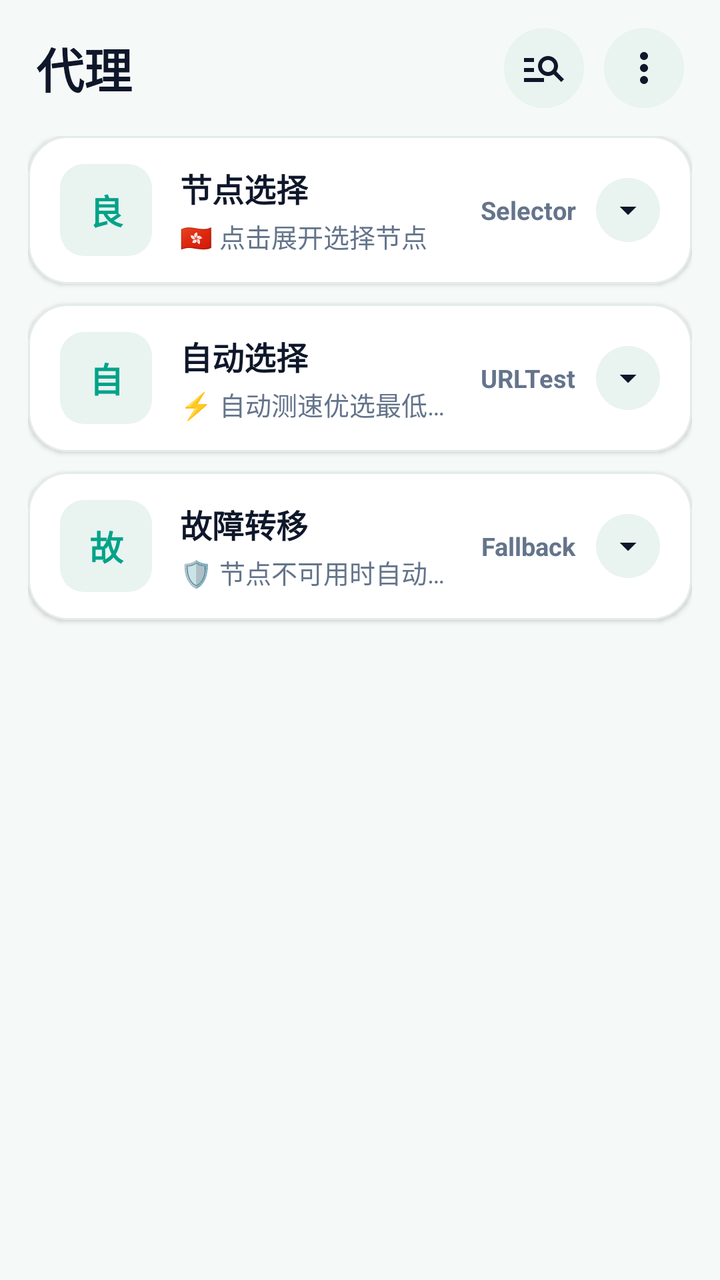
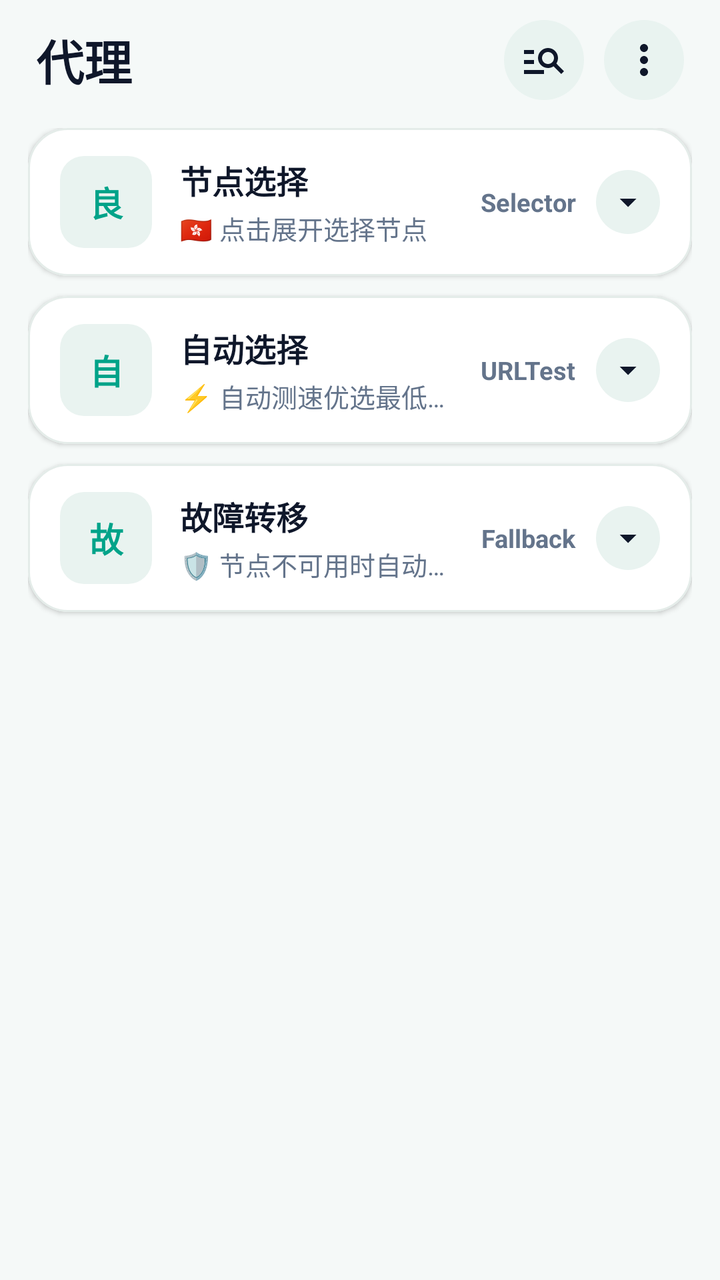

Screens rendered from an Android XML layout before and after an edit, with the pre-edit source and the edit as a unified diff.
<!-- AndroidManifest.xml: application theme Theme.Start -->
<!-- res/layout/layout_group_list.xml -->
<?xml version="1.0" encoding="utf-8"?>
<LinearLayout xmlns:android="http://schemas.android.com/apk/res/android"
    xmlns:app="http://schemas.android.com/apk/res-auto"
    xmlns:tools="http://schemas.android.com/tools"
    android:layout_width="match_parent"
    android:layout_height="match_parent"
    android:background="@color/fl_bg_light"
    android:orientation="vertical"
    tools:context=".ui.ConfigurationFragment">

    
    <androidx.appcompat.widget.Toolbar
        android:id="@+id/toolbar"
        android:layout_width="match_parent"
        android:layout_height="0dp"
        android:visibility="gone" />

    
    <LinearLayout
        android:id="@+id/header_proxies"
        android:layout_width="match_parent"
        android:layout_height="wrap_content"
        android:gravity="center_vertical"
        android:orientation="horizontal"
        android:paddingHorizontal="18dp"
        android:paddingTop="14dp"
        android:paddingBottom="10dp">

        <ImageButton
            android:id="@+id/btn_proxy_close"
            android:layout_width="40dp"
            android:layout_height="40dp"
            android:layout_marginEnd="10dp"
            android:background="@drawable/bg_fl_tonal_circle"
            android:contentDescription="关闭"
            android:padding="9dp"
            android:scaleType="centerInside"
            android:visibility="gone"
            app:srcCompat="@drawable/ic_navigation_close"
            app:tint="@color/fl_text_primary" />

        <TextView
            android:id="@+id/tv_proxy_header_title"
            android:layout_width="0dp"
            android:layout_height="wrap_content"
            android:layout_weight="1"
            android:text="代理"
            android:textColor="@color/fl_text_primary"
            android:textSize="24sp"
            android:textStyle="bold" />

        <ImageButton
            android:id="@+id/btn_proxy_search"
            android:layout_width="40dp"
            android:layout_height="40dp"
            android:layout_marginEnd="10dp"
            android:background="@drawable/bg_fl_tonal_circle"
            android:contentDescription="搜索"
            android:padding="8dp"
            android:scaleType="centerInside"
            app:srcCompat="@drawable/ic_baseline_manage_search_24"
            app:tint="@color/fl_text_primary" />

        <ImageButton
            android:id="@+id/btn_proxy_more"
            android:layout_width="40dp"
            android:layout_height="40dp"
            android:background="@drawable/bg_fl_tonal_circle"
            android:contentDescription="更多"
            android:padding="8dp"
            android:scaleType="centerInside"
            app:srcCompat="@drawable/ic_baseline_more_vert_24"
            app:tint="@color/fl_text_primary" />

    </LinearLayout>

    
    <com.google.android.material.card.MaterialCardView
        android:id="@+id/card_proxy_search"
        android:layout_width="match_parent"
        android:layout_height="wrap_content"
        android:layout_marginHorizontal="14dp"
        android:layout_marginBottom="8dp"
        android:visibility="gone"
        app:cardBackgroundColor="@color/fl_card_bg"
        app:cardCornerRadius="16dp"
        app:cardElevation="1dp"
        app:strokeColor="@color/fl_card_stroke"
        app:strokeWidth="1dp">

        <androidx.appcompat.widget.SearchView
            android:id="@+id/proxy_search_view"
            android:layout_width="match_parent"
            android:layout_height="44dp"
            app:iconifiedByDefault="false"
            app:queryBackground="@android:color/transparent"
            app:queryHint="搜索节点名称、协议或地区..." />
    </com.google.android.material.card.MaterialCardView>

    
    <LinearLayout
        android:id="@+id/layout_strategy_accordion"
        android:layout_width="match_parent"
        android:layout_height="wrap_content"
        android:orientation="vertical"
        android:paddingHorizontal="14dp"
        android:paddingTop="4dp">

        
        <com.google.android.material.card.MaterialCardView
            android:id="@+id/card_group_selector"
            android:layout_width="match_parent"
            android:layout_height="wrap_content"
            android:layout_marginBottom="10dp"
            android:clickable="true"
            android:focusable="true"
            android:foreground="?attr/selectableItemBackground"
            app:cardBackgroundColor="@color/fl_card_bg"
            app:cardCornerRadius="20dp"
            app:cardElevation="1.5dp"
            app:strokeColor="@color/fl_card_stroke"
            app:strokeWidth="1dp">

            <LinearLayout
                android:layout_width="match_parent"
                android:layout_height="wrap_content"
                android:gravity="center_vertical"
                android:orientation="horizontal"
                android:paddingHorizontal="16dp"
                android:paddingVertical="14dp">

                <TextView
                    android:id="@+id/tv_selector_avatar"
                    android:layout_width="46dp"
                    android:layout_height="46dp"
                    android:layout_marginEnd="14dp"
                    android:background="@drawable/bg_fl_group_avatar"
                    android:gravity="center"
                    android:text="良"
                    android:textColor="@color/theme_primary"
                    android:textSize="17sp"
                    android:textStyle="bold" />

                <LinearLayout
                    android:layout_width="0dp"
                    android:layout_height="wrap_content"
                    android:layout_weight="1"
                    android:orientation="vertical">

                    <TextView
                        android:id="@+id/tv_selector_title"
                        android:layout_width="wrap_content"
                        android:layout_height="wrap_content"
                        android:ellipsize="end"
                        android:maxLines="1"
                        android:text="节点选择"
                        android:textColor="@color/fl_text_primary"
                        android:textSize="16sp"
                        android:textStyle="bold" />

                    <TextView
                        android:id="@+id/tv_selector_current"
                        android:layout_width="wrap_content"
                        android:layout_height="wrap_content"
                        android:layout_marginTop="3dp"
                        android:ellipsize="end"
                        android:maxLines="1"
                        android:text="🇭🇰 点击展开选择节点"
                        android:textColor="@color/fl_text_secondary"
                        android:textSize="13sp" />
                </LinearLayout>

                
                <LinearLayout
                    android:id="@+id/layout_selector_collapsed_actions"
                    android:layout_width="wrap_content"
                    android:layout_height="wrap_content"
                    android:gravity="center_vertical"
                    android:orientation="horizontal">

                    <TextView
                        android:layout_width="wrap_content"
                        android:layout_height="wrap_content"
                        android:layout_marginEnd="10dp"
                        android:text="Selector"
                        android:textColor="@color/fl_text_secondary"
                        android:textSize="12.5sp"
                        android:textStyle="bold" />

                    <FrameLayout
                        android:layout_width="32dp"
                        android:layout_height="32dp"
                        android:background="@drawable/bg_fl_tonal_circle">

                        <ImageView
                            android:id="@+id/iv_selector_arrow"
                            android:layout_width="20dp"
                            android:layout_height="20dp"
                            android:layout_gravity="center"
                            app:srcCompat="@drawable/ic_fl_chevron_down"
                            app:tint="@color/fl_text_primary" />
                    </FrameLayout>
                </LinearLayout>

                
                <LinearLayout
                    android:id="@+id/layout_selector_expanded_actions"
                    android:layout_width="wrap_content"
                    android:layout_height="wrap_content"
                    android:gravity="center_vertical"
                    android:orientation="horizontal"
                    android:visibility="gone"
                    tools:visibility="visible">

                    
                    <ImageButton
                        android:id="@+id/btn_group_locate"
                        android:layout_width="34dp"
                        android:layout_height="34dp"
                        android:layout_marginEnd="8dp"
                        android:background="@drawable/bg_fl_tonal_circle"
                        android:contentDescription="定位当前节点"
                        android:padding="7dp"
                        android:scaleType="centerInside"
                        app:srcCompat="@drawable/ic_fl_target"
                        app:tint="@color/fl_text_primary" />

                    
                    <ImageButton
                        android:id="@+id/btn_group_speedtest"
                        android:layout_width="34dp"
                        android:layout_height="34dp"
                        android:layout_marginEnd="8dp"
                        android:background="@drawable/bg_fl_tonal_circle"
                        android:contentDescription="测试整组节点延迟"
                        android:padding="7dp"
                        android:scaleType="centerInside"
                        app:srcCompat="@drawable/ic_fl_lightning"
                        app:tint="@color/theme_primary" />

                    
                    <ImageButton
                        android:id="@+id/btn_group_collapse"
                        android:layout_width="34dp"
                        android:layout_height="34dp"
                        android:background="@drawable/bg_fl_tonal_circle"
                        android:contentDescription="收起"
                        android:padding="7dp"
                        android:scaleType="centerInside"
                        app:srcCompat="@drawable/ic_fl_chevron_up"
                        app:tint="@color/fl_text_primary" />

                </LinearLayout>

            </LinearLayout>
        </com.google.android.material.card.MaterialCardView>

        
        <com.google.android.material.card.MaterialCardView
            android:id="@+id/card_group_urltest"
            android:layout_width="match_parent"
            android:layout_height="wrap_content"
            android:layout_marginBottom="10dp"
            android:clickable="true"
            android:focusable="true"
            android:foreground="?attr/selectableItemBackground"
            app:cardBackgroundColor="@color/fl_card_bg"
            app:cardCornerRadius="20dp"
            app:cardElevation="1.5dp"
            app:strokeColor="@color/fl_card_stroke"
            app:strokeWidth="1dp">

            <LinearLayout
                android:layout_width="match_parent"
                android:layout_height="wrap_content"
                android:gravity="center_vertical"
                android:orientation="horizontal"
                android:paddingHorizontal="16dp"
                android:paddingVertical="14dp">

                <TextView
                    android:layout_width="46dp"
                    android:layout_height="46dp"
                    android:layout_marginEnd="14dp"
                    android:background="@drawable/bg_fl_group_avatar"
                    android:gravity="center"
                    android:text="自"
                    android:textColor="@color/theme_primary"
                    android:textSize="17sp"
                    android:textStyle="bold" />

                <LinearLayout
                    android:layout_width="0dp"
                    android:layout_height="wrap_content"
                    android:layout_weight="1"
                    android:orientation="vertical">

                    <TextView
                        android:layout_width="wrap_content"
                        android:layout_height="wrap_content"
                        android:text="自动选择"
                        android:textColor="@color/fl_text_primary"
                        android:textSize="16sp"
                        android:textStyle="bold" />

                    <TextView
                        android:id="@+id/tv_urltest_current"
                        android:layout_width="wrap_content"
                        android:layout_height="wrap_content"
                        android:layout_marginTop="3dp"
                        android:ellipsize="end"
                        android:maxLines="1"
                        android:text="⚡ 自动测速优选最低延迟节点"
                        android:textColor="@color/fl_text_secondary"
                        android:textSize="13sp" />
                </LinearLayout>

                <TextView
                    android:layout_width="wrap_content"
                    android:layout_height="wrap_content"
                    android:layout_marginHorizontal="10dp"
                    android:text="URLTest"
                    android:textColor="@color/fl_text_secondary"
                    android:textSize="12.5sp"
                    android:textStyle="bold" />

                <FrameLayout
                    android:layout_width="32dp"
                    android:layout_height="32dp"
                    android:background="@drawable/bg_fl_tonal_circle">

                    <ImageView
                        android:id="@+id/iv_urltest_arrow"
                        android:layout_width="20dp"
                        android:layout_height="20dp"
                        android:layout_gravity="center"
                        app:srcCompat="@drawable/ic_fl_chevron_down"
                        app:tint="@color/fl_text_primary" />
                </FrameLayout>

            </LinearLayout>
        </com.google.android.material.card.MaterialCardView>

        
        <com.google.android.material.card.MaterialCardView
            android:id="@+id/card_group_fallback"
            android:layout_width="match_parent"
            android:layout_height="wrap_content"
            android:layout_marginBottom="8dp"
            android:clickable="true"
            android:focusable="true"
            android:foreground="?attr/selectableItemBackground"
            app:cardBackgroundColor="@color/fl_card_bg"
            app:cardCornerRadius="20dp"
            app:cardElevation="1.5dp"
            app:strokeColor="@color/fl_card_stroke"
            app:strokeWidth="1dp">

            <LinearLayout
                android:layout_width="match_parent"
                android:layout_height="wrap_content"
                android:gravity="center_vertical"
                android:orientation="horizontal"
                android:paddingHorizontal="16dp"
                android:paddingVertical="14dp">

                <TextView
                    android:layout_width="46dp"
                    android:layout_height="46dp"
                    android:layout_marginEnd="14dp"
                    android:background="@drawable/bg_fl_group_avatar"
                    android:gravity="center"
                    android:text="故"
                    android:textColor="@color/theme_primary"
                    android:textSize="17sp"
                    android:textStyle="bold" />

                <LinearLayout
                    android:layout_width="0dp"
                    android:layout_height="wrap_content"
                    android:layout_weight="1"
                    android:orientation="vertical">

                    <TextView
                        android:layout_width="wrap_content"
                        android:layout_height="wrap_content"
                        android:text="故障转移"
                        android:textColor="@color/fl_text_primary"
                        android:textSize="16sp"
                        android:textStyle="bold" />

                    <TextView
                        android:id="@+id/tv_fallback_current"
                        android:layout_width="wrap_content"
                        android:layout_height="wrap_content"
                        android:layout_marginTop="3dp"
                        android:ellipsize="end"
                        android:maxLines="1"
                        android:text="🛡️ 节点不可用时自动切换"
                        android:textColor="@color/fl_text_secondary"
                        android:textSize="13sp" />
                </LinearLayout>

                <TextView
                    android:layout_width="wrap_content"
                    android:layout_height="wrap_content"
                    android:layout_marginHorizontal="10dp"
                    android:text="Fallback"
                    android:textColor="@color/fl_text_secondary"
                    android:textSize="12.5sp"
                    android:textStyle="bold" />

                <FrameLayout
                    android:layout_width="32dp"
                    android:layout_height="32dp"
                    android:background="@drawable/bg_fl_tonal_circle">

                    <ImageView
                        android:id="@+id/iv_fallback_arrow"
                        android:layout_width="20dp"
                        android:layout_height="20dp"
                        android:layout_gravity="center"
                        app:srcCompat="@drawable/ic_fl_chevron_down"
                        app:tint="@color/fl_text_primary" />
                </FrameLayout>

            </LinearLayout>
        </com.google.android.material.card.MaterialCardView>

    </LinearLayout>

    
    <LinearLayout
        android:id="@+id/layout_expanded_proxies"
        android:layout_width="match_parent"
        android:layout_height="0dp"
        android:layout_weight="1"
        android:orientation="vertical"
        android:visibility="gone"
        tools:visibility="visible">

        
        <LinearLayout
            android:layout_width="match_parent"
            android:layout_height="wrap_content"
            android:layout_marginHorizontal="10dp"
            android:layout_marginBottom="4dp"
            android:orientation="horizontal">

            
            <com.google.android.material.card.MaterialCardView
                android:id="@+id/subcard_auto_urltest"
                android:layout_width="0dp"
                android:layout_height="wrap_content"
                android:layout_marginHorizontal="4dp"
                android:layout_weight="1"
                android:clickable="true"
                android:focusable="true"
                android:foreground="?attr/selectableItemBackground"
                app:cardBackgroundColor="@color/fl_card_bg"
                app:cardCornerRadius="16dp"
                app:cardElevation="1dp"
                app:strokeColor="@color/fl_card_stroke"
                app:strokeWidth="1dp">

                <LinearLayout
                    android:layout_width="match_parent"
                    android:layout_height="wrap_content"
                    android:orientation="vertical"
                    android:paddingHorizontal="12dp"
                    android:paddingVertical="12dp">

                    <TextView
                        android:layout_width="match_parent"
                        android:layout_height="wrap_content"
                        android:text="自动选择"
                        android:textColor="@color/fl_text_primary"
                        android:textSize="13.5sp"
                        android:textStyle="bold" />

                    <LinearLayout
                        android:layout_width="match_parent"
                        android:layout_height="wrap_content"
                        android:layout_marginTop="10dp"
                        android:gravity="center_vertical"
                        android:orientation="horizontal">

                        <TextView
                            android:layout_width="0dp"
                            android:layout_height="wrap_content"
                            android:layout_weight="1"
                            android:text="URLTest"
                            android:textColor="@color/fl_text_secondary"
                            android:textSize="11.5sp"
                            android:textStyle="bold" />

                        <TextView
                            android:id="@+id/tv_grid_urltest_ping"
                            android:layout_width="wrap_content"
                            android:layout_height="wrap_content"
                            android:fontFamily="sans-serif-medium"
                            android:text="42 ms"
                            android:textColor="@color/fl_pill_fast_text"
                            android:textSize="11.5sp"
                            android:textStyle="bold" />
                    </LinearLayout>
                </LinearLayout>
            </com.google.android.material.card.MaterialCardView>

            
            <com.google.android.material.card.MaterialCardView
                android:id="@+id/subcard_auto_fallback"
                android:layout_width="0dp"
                android:layout_height="wrap_content"
                android:layout_marginHorizontal="4dp"
                android:layout_weight="1"
                android:clickable="true"
                android:focusable="true"
                android:foreground="?attr/selectableItemBackground"
                app:cardBackgroundColor="@color/fl_card_bg"
                app:cardCornerRadius="16dp"
                app:cardElevation="1dp"
                app:strokeColor="@color/fl_card_stroke"
                app:strokeWidth="1dp">

                <LinearLayout
                    android:layout_width="match_parent"
                    android:layout_height="wrap_content"
                    android:orientation="vertical"
                    android:paddingHorizontal="12dp"
                    android:paddingVertical="12dp">

                    <TextView
                        android:layout_width="match_parent"
                        android:layout_height="wrap_content"
                        android:text="故障转移"
                        android:textColor="@color/fl_text_primary"
                        android:textSize="13.5sp"
                        android:textStyle="bold" />

                    <LinearLayout
                        android:layout_width="match_parent"
                        android:layout_height="wrap_content"
                        android:layout_marginTop="10dp"
                        android:gravity="center_vertical"
                        android:orientation="horizontal">

                        <TextView
                            android:layout_width="0dp"
                            android:layout_height="wrap_content"
                            android:layout_weight="1"
                            android:text="Fallback"
                            android:textColor="@color/fl_text_secondary"
                            android:textSize="11.5sp"
                            android:textStyle="bold" />

                        <TextView
                            android:id="@+id/tv_grid_fallback_ping"
                            android:layout_width="wrap_content"
                            android:layout_height="wrap_content"
                            android:fontFamily="sans-serif-medium"
                            android:text="952 ms"
                            android:textColor="@color/fl_pill_medium_text"
                            android:textSize="11.5sp"
                            android:textStyle="bold" />
                    </LinearLayout>
                </LinearLayout>
            </com.google.android.material.card.MaterialCardView>

        </LinearLayout>

        <com.google.android.material.tabs.TabLayout
            android:id="@+id/group_tab"
            android:layout_width="match_parent"
            android:layout_height="40dp"
            android:background="@color/fl_bg_light"
            android:elevation="0dp"
            android:visibility="gone"
            app:tabIndicatorColor="?colorPrimary"
            app:tabIndicatorFullWidth="false"
            app:tabIndicatorHeight="3dp"
            app:tabMode="scrollable"
            app:tabPaddingStart="16dp"
            app:tabRippleColor="@color/fl_card_active_bg"
            app:tabSelectedTextColor="?colorPrimary"
            app:tabTextColor="@color/fl_text_secondary"
            app:tabUnboundedRipple="false" />

        <androidx.viewpager2.widget.ViewPager2
            android:id="@+id/group_pager"
            android:layout_width="match_parent"
            android:layout_height="match_parent" />

    </LinearLayout>

</LinearLayout>
<!-- resources referenced by this layout -->
<resources>
  <color name="fl_bg_light">#F5F9F8</color>
  <color name="fl_card_active_bg">#EDFBF7</color>
  <color name="fl_card_bg">#FFFFFF</color>
  <color name="fl_card_stroke">#E4ECE9</color>
  <color name="fl_pill_fast_text">#16A34A</color>
  <color name="fl_pill_medium_text">#D97706</color>
  <color name="fl_text_primary">#0F172A</color>
  <color name="fl_text_secondary">#64748B</color>
  <color name="theme_primary">#00A389</color>
  <!-- drawable bg_fl_group_avatar (drawable) -->
  <?xml version="1.0" encoding="utf-8"?>
  <shape xmlns:android="http://schemas.android.com/apk/res/android"
      android:shape="rectangle">
      <corners android:radius="12dp" />
      <solid android:color="@color/fl_tonal_btn_bg" />
  </shape>
  <!-- drawable bg_fl_tonal_circle (drawable) -->
  <?xml version="1.0" encoding="utf-8"?>
  <ripple xmlns:android="http://schemas.android.com/apk/res/android"
      android:color="#2600A389">
      <item>
          <shape android:shape="oval">
              <solid android:color="@color/fl_tonal_btn_bg" />
          </shape>
      </item>
  </ripple>
  <!-- drawable ic_baseline_more_vert_24 (drawable) -->
  <vector xmlns:android="http://schemas.android.com/apk/res/android"
      android:width="24dp"
      android:height="24dp"
      android:viewportWidth="24"
      android:viewportHeight="24"
      android:tint="?attr/colorControlNormal">
    <path
        android:fillColor="@android:color/white"
        android:pathData="M12,8c1.1,0 2,-0.9 2,-2s-0.9,-2 -2,-2 -2,0.9 -2,2 0.9,2 2,2zM12,10c-1.1,0 -2,0.9 -2,2s0.9,2 2,2 2,-0.9 2,-2 -0.9,-2 -2,-2zM12,16c-1.1,0 -2,0.9 -2,2s0.9,2 2,2 2,-0.9 2,-2 -0.9,-2 -2,-2z"/>
  </vector>
  <!-- drawable ic_fl_chevron_down (drawable) -->
  <?xml version="1.0" encoding="utf-8"?>
  <vector xmlns:android="http://schemas.android.com/apk/res/android"
      android:width="24dp"
      android:height="24dp"
      android:viewportWidth="24"
      android:viewportHeight="24">
      <path
          android:fillColor="#FF000000"
          android:pathData="M7,10l5,5 5,-5z" />
  </vector>
  <!-- drawable ic_fl_chevron_up (drawable) -->
  <?xml version="1.0" encoding="utf-8"?>
  <vector xmlns:android="http://schemas.android.com/apk/res/android"
      android:width="24dp"
      android:height="24dp"
      android:viewportWidth="24"
      android:viewportHeight="24">
      <path
          android:fillColor="#FF000000"
          android:pathData="M7,14l5,-5 5,5z" />
  </vector>
  <!-- drawable ic_fl_lightning (drawable) -->
  <?xml version="1.0" encoding="utf-8"?>
  <vector xmlns:android="http://schemas.android.com/apk/res/android"
      android:width="24dp"
      android:height="24dp"
      android:viewportWidth="24"
      android:viewportHeight="24">
      <path
          android:fillColor="#FF000000"
          android:pathData="M7,2v11h3v9l7,-12h-4l4,-8z" />
  </vector>
  <!-- drawable ic_navigation_close (drawable) -->
  <vector xmlns:android="http://schemas.android.com/apk/res/android"
          android:width="24dp"
          android:height="24dp"
          android:viewportWidth="24.0"
          android:viewportHeight="24.0"
          android:tint="?attr/colorControlNormal">
      <path
          android:fillColor="#FFFFFFFF"
          android:pathData="M19,6.41L17.59,5 12,10.59 6.41,5 5,6.41 10.59,12 5,17.59 6.41,19 12,13.41 17.59,19 19,17.59 13.41,12z"/>
  </vector>
  <style name="Theme.Start" parent="Theme.MaterialComponents.DayNight">
          <item name="android:navigationBarColor">@android:color/transparent</item>
          <item name="colorPrimary">@android:color/transparent</item>
          <item name="colorPrimaryDark">@android:color/transparent</item>
          <item name="android:backgroundDimEnabled">false</item>
          <item name="android:windowNoTitle">true</item>
          <item name="windowActionBar">false</item>
          <item name="windowNoTitle">true</item>
      </style>
  <color name="fl_tonal_btn_bg">#E9F3F0</color>
  <!-- unchanged entries left out for length: 2 -->
</resources>

<!-- the commit's change to res/layout/layout_group_list.xml (unified diff, before → after) -->
@@ -23,7 +23,7 @@
         android:gravity="center_vertical"
         android:orientation="horizontal"
         android:paddingHorizontal="18dp"
-        android:paddingTop="14dp"
+        android:paddingTop="10dp"
         android:paddingBottom="10dp">
 
         <ImageButton
